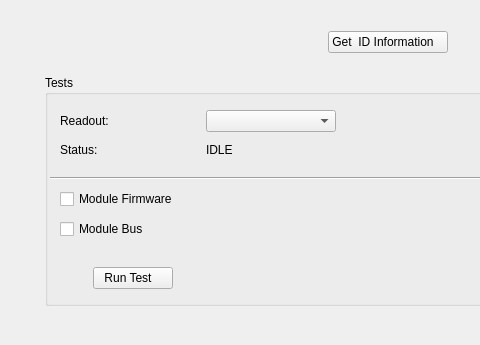
Above: slsDetectorGui/forms/form_tab_debugging.ui from slsdetectorgroup/slsDetectorPackage before the change; both pictures show x 0 to 480 and y 0 to 345 of the 775 by 345 pixel window. Below: the same form after it.
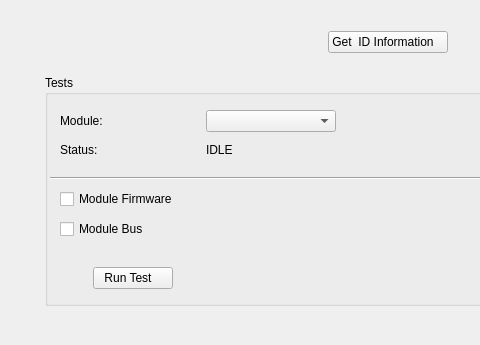
That is the form after the change. Icons and pictures are not drawn.

```diff
--- a/slsDetectorGui/forms/form_tab_debugging.ui
+++ b/slsDetectorGui/forms/form_tab_debugging.ui
@@ -138,7 +138,7 @@
         </size>
        </property>
        <property name="text">
-        <string>Readout:</string>
+        <string>Module:</string>
        </property>
       </widget>
      </item>
```
